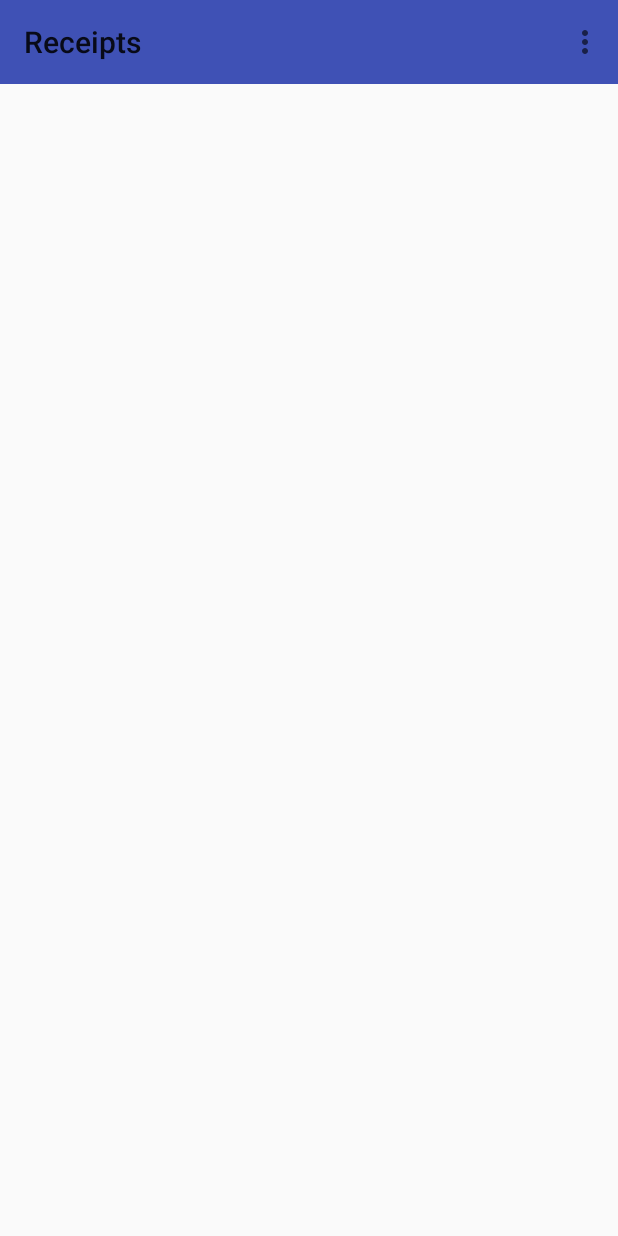
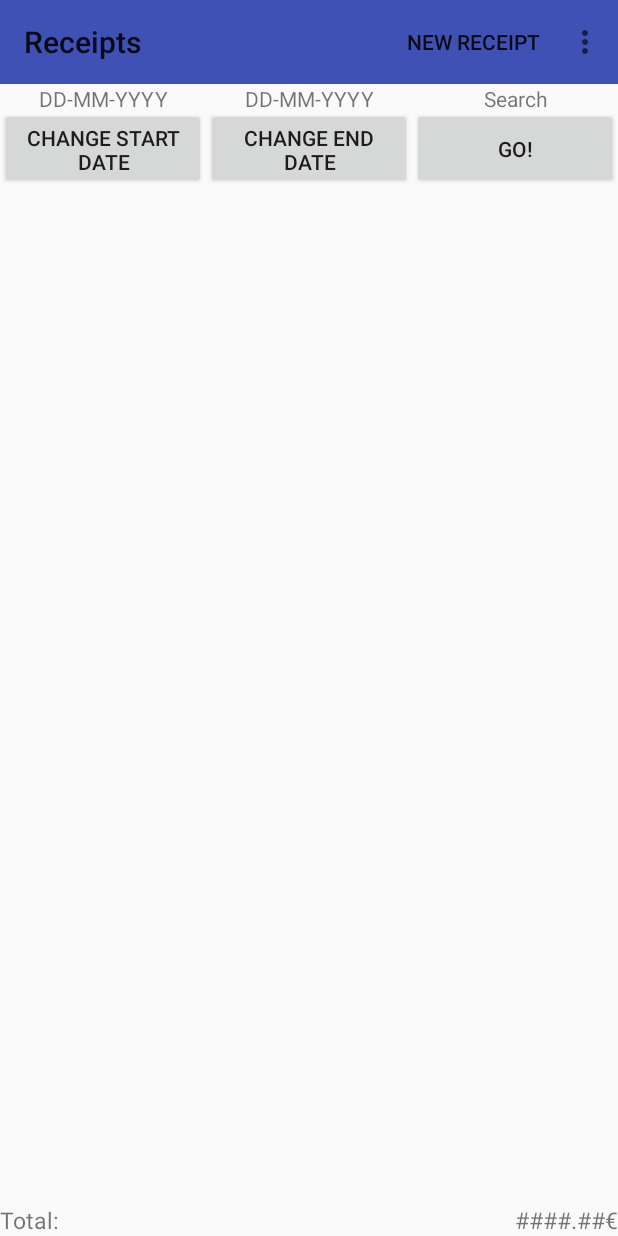
Before and after one commit to Rhymex94/AndroidReceipts, an Android app: the ReceiptsActivity screen opened directly, with no data from a screen before it, on a phone screen of 412 x 824 dp. Run offline under Robolectric (Android 15) with nearby library versions, the phone set to English and light mode, and no system bars.

Commit message:
Made the Database object, Tables now work and started working with receipts. Also added some translations

```diff
--- a/AndroidReceipts/app/src/main/AndroidManifest.xml
+++ b/AndroidReceipts/app/src/main/AndroidManifest.xml
@@ -17,7 +17,9 @@
         </activity>
         <activity android:name=".SettingsActivity" >
         </activity>
-        <activity android:name=".ReceiptActivity" >
+        <activity android:name=".TablesActivity" >
+        </activity>
+        <activity android:name=".ReceiptsActivity" >
         </activity>
     </application>
 
--- a/AndroidReceipts/app/src/main/java/necspe/androidreceipts/GFunctions.java
+++ b/AndroidReceipts/app/src/main/java/necspe/androidreceipts/GFunctions.java
@@ -52,9 +52,15 @@ public class GFunctions {
         context.startActivity(settings);
     }
 
-    public void toReceipts(){
+    public void toTables(){
         System.out.println("toReceipts called!");
-        Intent receipts = new Intent(context, ReceiptActivity.class);
+        Intent tables = new Intent(context, TablesActivity.class);
+        context.startActivity(tables);
+    }
+
+    public void toReceipts(String tablename){
+        Intent receipts = new Intent(context, ReceiptsActivity.class);
+        receipts.putExtra("tablename", tablename);
         context.startActivity(receipts);
     }
 
--- a/AndroidReceipts/app/src/main/java/necspe/androidreceipts/ReceiptActivity.java
+++ b/AndroidReceipts/app/src/main/java/necspe/androidreceipts/ReceiptsActivity.java
@@ -7,39 +7,31 @@ import android.view.Menu;
 import android.view.MenuInflater;
 import android.view.MenuItem;
 
-public class ReceiptActivity extends AppCompatActivity {
+public class ReceiptsActivity extends AppCompatActivity {
     GFunctions f;
 
     @Override
     protected void onCreate(Bundle savedInstanceState) {
         super.onCreate(savedInstanceState);
+        setContentView(R.layout.activity_receipts);
+
         f = new GFunctions(this);
-        f.keepLang();
 
-        setContentView(R.layout.activity_receipt);
+
         Toolbar tb = (Toolbar) findViewById(R.id.tb);
         tb.setTitle(R.string.title_activity_receipts);
         setSupportActionBar(tb);
-    }
 
-    @Override
-    protected void onResume(){
-        super.onResume();
-        setContentView(R.layout.activity_receipt);
-        Toolbar tb = (Toolbar) findViewById(R.id.tb);
-        tb.setTitle(R.string.title_activity_receipts);
-        setSupportActionBar(tb);
     }
 
     //  This creates the toolbar 'buttons' from the definition in menu-folder.
     @Override
     public boolean onCreateOptionsMenu(Menu menu){
         MenuInflater inflater = getMenuInflater();
-        inflater.inflate(R.menu.toolbar, menu);
+        inflater.inflate(R.menu.toolbar_receipts, menu);
         return true;
     }
 
-    //  This assigns event-listeners of sorts to the 'buttons' of the toolbar.
     @Override
     public boolean onOptionsItemSelected(MenuItem item){
         switch(item.getItemId()){
--- a/AndroidReceipts/app/src/main/java/necspe/androidreceipts/StartActivity.java
+++ b/AndroidReceipts/app/src/main/java/necspe/androidreceipts/StartActivity.java
@@ -83,7 +83,7 @@ public class StartActivity extends AppCompatActivity {
         cont.setOnClickListener(new OnClickListener() {
             @Override
             public void onClick(View v) {
-                f.toReceipts();
+                f.toTables();
             }
         });
     }
--- a/AndroidReceipts/app/src/main/res/layout/activity_receipt.xml
+++ /dev/null
@@ -1,12 +0,0 @@
-<?xml version="1.0" encoding="utf-8"?>
-<RelativeLayout xmlns:android="http://schemas.android.com/apk/res/android"
-    xmlns:tools="http://schemas.android.com/tools" android:layout_width="match_parent"
-    android:layout_height="match_parent"
-    tools:context="necspe.androidreceipts.ReceiptActivity">
-
-    <include
-        android:id="@+id/tb"
-        layout="@layout/tool_bar"
-        ></include>
-
-</RelativeLayout>
--- /dev/null
+++ b/AndroidReceipts/app/src/main/res/layout/activity_receipts.xml
@@ -0,0 +1,132 @@
+<?xml version="1.0" encoding="utf-8"?>
+<RelativeLayout xmlns:android="http://schemas.android.com/apk/res/android"
+    xmlns:tools="http://schemas.android.com/tools"
+    android:layout_width="match_parent"
+    android:layout_height="match_parent"
+    tools:context="necspe.androidreceipts.ReceiptsActivity">
+
+
+    <include
+        android:id="@+id/tb"
+    layout="@layout/tool_bar"
+    ></include>
+
+    <LinearLayout
+        android:layout_width="match_parent"
+        android:layout_height="70dp"
+        android:orientation="horizontal"
+        android:id="@+id/linearLayout2"
+        android:layout_below="@+id/tb">
+
+        <LinearLayout
+            android:layout_width="0dp"
+            android:layout_height="match_parent"
+            android:orientation="vertical"
+            android:layout_weight="1">
+
+            <TextView
+                android:layout_width="match_parent"
+                android:layout_height="0dp"
+                android:text="DD-MM-YYYY"
+                android:layout_weight="0.3"
+                android:textAlignment="center"/>
+
+            <Button
+                android:layout_width="match_parent"
+                android:layout_height="0dp"
+                android:text="@string/start_date_button"
+                android:id="@+id/start_date_button"
+                android:layout_weight="1"
+                android:textAlignment="center"/>
+
+        </LinearLayout>
+
+        <LinearLayout
+            android:layout_width="0dp"
+            android:layout_height="match_parent"
+            android:orientation="vertical"
+            android:layout_weight="1">
+
+            <TextView
+                android:layout_width="match_parent"
+                android:layout_height="0dp"
+                android:text="DD-MM-YYYY"
+                android:layout_weight="0.3"
+                android:textAlignment="center"/>
+
+            <Button
+                android:layout_width="match_parent"
+                android:layout_height="0dp"
+                android:text="@string/end_date_button"
+                android:id="@+id/end_date_button"
+                android:layout_weight="1"
+                android:textAlignment="center"/>
+
+        </LinearLayout>
+
+        <LinearLayout
+            android:layout_width="0dp"
+            android:layout_height="match_parent"
+            android:orientation="vertical"
+            android:layout_weight="1">
+
+            <TextView
+                android:layout_width="match_parent"
+                android:layout_height="0dp"
+                android:text="Search"
+                android:layout_weight="0.3"
+                android:textAlignment="center"/>
+
+
+
+            <Button
+                android:layout_width="match_parent"
+                android:layout_height="0dp"
+                android:text="GO!"
+                android:layout_weight="1"
+                android:textAlignment="center"/>
+
+        </LinearLayout>
+
+    </LinearLayout>
+
+    <ScrollView
+        android:layout_width="match_parent"
+        android:layout_height="match_parent"
+        android:layout_above="@+id/linearLayout"
+        android:layout_below="@+id/linearLayout2">
+
+        <LinearLayout
+            android:layout_width="match_parent"
+            android:layout_height="wrap_content"
+            android:orientation="vertical">
+        </LinearLayout>
+
+    </ScrollView>
+
+    <LinearLayout
+        android:layout_width="match_parent"
+        android:layout_height="wrap_content"
+        android:orientation="horizontal"
+        android:layout_alignParentBottom="true"
+        android:layout_alignParentStart="true"
+        android:id="@+id/linearLayout">
+
+        <TextView
+            android:layout_width="0dp"
+            android:layout_height="match_parent"
+            android:text="Total:"
+            android:layout_weight="1"
+            android:textSize="15sp"/>
+
+        <TextView
+            android:layout_width="0dp"
+            android:layout_height="match_parent"
+            android:text="####.##€"
+            android:layout_weight="1"
+            android:textAlignment="viewEnd"
+            android:textSize="15sp"/>
+
+    </LinearLayout>
+
+</RelativeLayout>
--- /dev/null
+++ b/AndroidReceipts/app/src/main/res/menu/toolbar_receipts.xml
@@ -0,0 +1,15 @@
+<?xml version="1.0" encoding="utf-8"?>
+<menu xmlns:android="http://schemas.android.com/apk/res/android"
+    xmlns:app="http://schemas.android.com/apk/res-auto">
+
+    <item
+        android:id="@+id/newReceipt"
+        android:title="@string/new_receipt"
+        app:showAsAction="always"/>
+
+    <item
+        android:id="@+id/settings"
+        android:title="@string/settings"
+        app:showAsAction="never" />
+
+</menu>
--- a/AndroidReceipts/app/src/main/res/values/strings.xml
+++ b/AndroidReceipts/app/src/main/res/values/strings.xml
@@ -6,11 +6,26 @@
     <string name="continue_instruction">Press Continue to proceed.</string>
     <string name="continue_button">Continue</string>
 
-    <!-- ReceiptActivity strings !-->
+    <!-- TablesActivity strings !-->
+    <string name="create_table_button">New Table</string>
+
+    <!-- CreateTableDialog string !-->
+    <string name="create_table_instructions">Enter a name for the table:</string>
+    <string name="create_table_confirm_button">Confirm</string>
+    <string name="create_table_cancel_button">Cancel</string>
+    <string name="empty_name_notification">Please enter a name.</string>
+
+    <!-- ReceiptsActivity strings !-->
+    <string name="start_date_button">Change start date</string>
+    <string name="end_date_button">Change end date</string>
+
 
     <!-- Toolbar strings !-->
     <string name="settings">Settings</string>
+    <string name="new_receipt">New Receipt</string>
+    <string name="new_table">New Table</string>
     <string name="title_activity_settings">Settings</string>
+    <string name="title_activity_tables">Tables</string>
     <string name="title_activity_receipts">Receipts</string>
 
 
```
Also changed, not shown: AndroidReceipts/app/src/main/java/necspe/androidreceipts/CreateTableDialog.java (added, +62 -0 lines), AndroidReceipts/app/src/main/java/necspe/androidreceipts/Database.java (added, +125 -0 lines), AndroidReceipts/app/src/main/java/necspe/androidreceipts/TablesActivity.java (added, +95 -0 lines), AndroidReceipts/app/src/main/res/layout/activity_tables.xml (added, +32 -0 lines), AndroidReceipts/app/src/main/res/layout/dialog_create_table.xml (added, +46 -0 lines), AndroidReceipts/app/src/main/res/menu/toolbar_tables.xml (added, +15 -0 lines), 2 other files.
